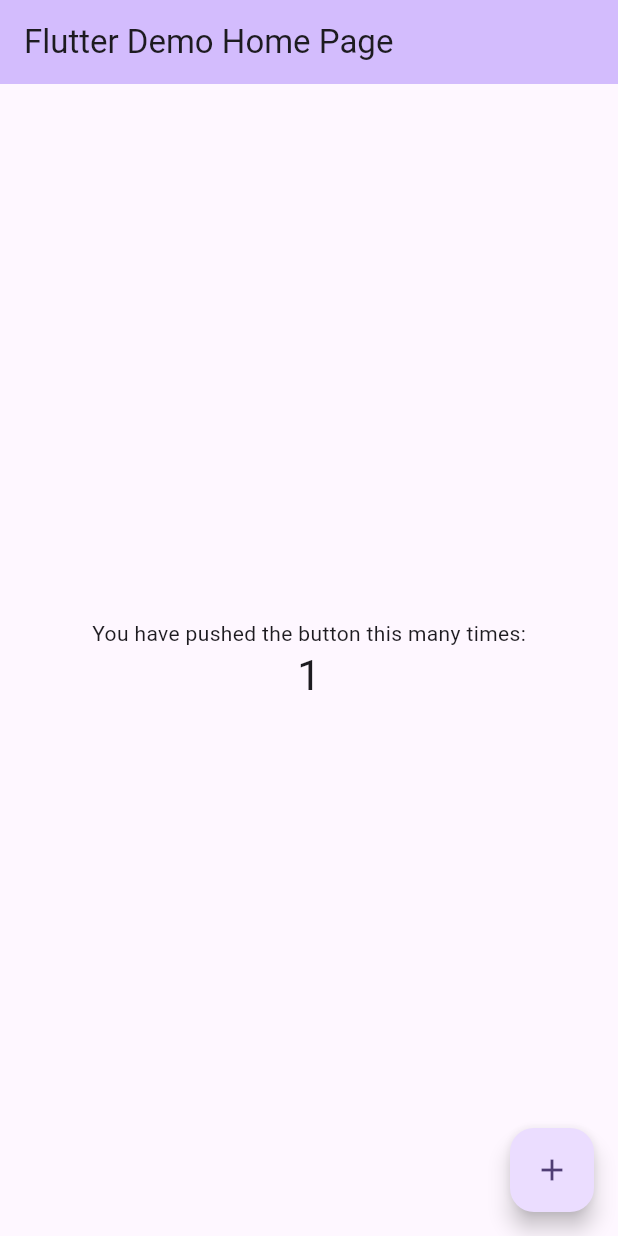
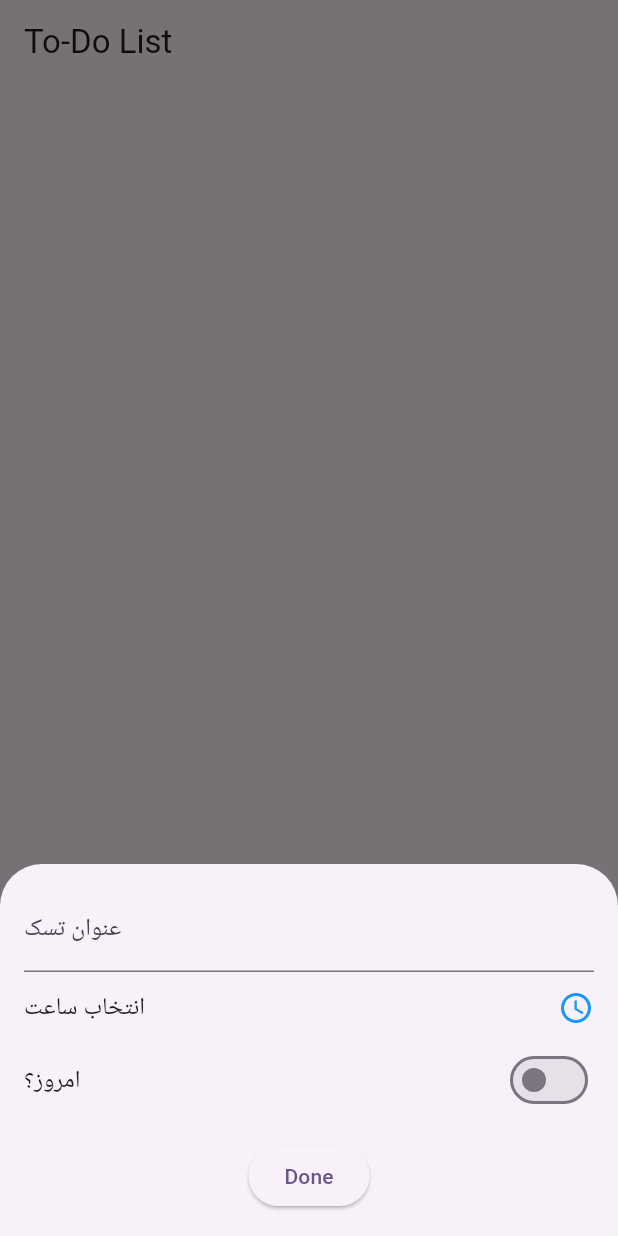
Before and after one commit to HamiidrezaRamezani/todoListAppTest, a Flutter app: the screen it shows after launch, after a tap on the "add" icon, on a phone screen of 412 x 824 dp. Run offline on Flutter 3.47's test engine with Material 3 defaults, Android fonts, the phone set to English and light mode, and no system bars; our stand-ins replace flutter_bloc, sqflite; accounts and stored records are empty.

Commit message:
add mvvm architecture and cubit state and sqflite db with minimal ui

```diff
--- /dev/null
+++ b/lib/data/database/database_helper.dart
@@ -0,0 +1,65 @@
+import 'package:sqflite/sqflite.dart';
+import 'package:path/path.dart';
+import '../models/todo_model.dart';
+
+class DatabaseHelper {
+  static Database? _database;
+  static const String tableName = 'todos';
+
+  Future<Database> get database async {
+    if (_database != null) return _database!;
+    _database = await _initDB();
+    return _database!;
+  }
+
+  Future<Database> _initDB() async {
+    final dbPath = await getDatabasesPath();
+    final path = join(dbPath, 'todos.db');
+
+    return await openDatabase(
+      path,
+      version: 1,
+      onCreate: (db, version) async {
+        await db.execute('''
+        CREATE TABLE todos (
+          id INTEGER PRIMARY KEY AUTOINCREMENT,
+          title TEXT NOT NULL,
+          time TEXT NOT NULL,
+          isToday INTEGER NOT NULL,
+          isCompleted INTEGER NOT NULL
+        )
+      ''');
+      },
+    );
+  }
+
+  Future<int> insertTodo(Todo todo) async {
+    final db = await database;
+    return await db.insert(tableName, todo.toMap());
+  }
+
+  Future<List<Todo>> getTodos() async {
+    final db = await database;
+    final List<Map<String, dynamic>> maps = await db.query(tableName);
+    return maps.map((map) => Todo.fromMap(map)).toList();
+  }
+
+  Future<void> updateTodo(Todo todo) async {
+    final db = await database;
+    await db.update(
+      tableName,
+      todo.toMap(),
+      where: 'id = ?',
+      whereArgs: [todo.id],
+    );
+  }
+
+  Future<void> deleteTodo(int id) async {
+    final db = await database;
+    await db.delete(
+      tableName,
+      where: 'id = ?',
+      whereArgs: [id],
+    );
+  }
+}
--- /dev/null
+++ b/lib/data/models/todo_model.dart
@@ -0,0 +1,35 @@
+class Todo {
+  int? id;
+  String title;
+  String time;
+  bool isToday;
+  bool isCompleted;
+
+  Todo({
+    this.id,
+    required this.title,
+    required this.time,
+    this.isToday = false,
+    this.isCompleted = false,
+  });
+
+  Map<String, dynamic> toMap() {
+    return {
+      'id': id,
+      'title': title,
+      'time': time,
+      'isToday': isToday ? 1 : 0,
+      'isCompleted': isCompleted ? 1 : 0,
+    };
+  }
+
+  factory Todo.fromMap(Map<String, dynamic> map) {
+    return Todo(
+      id: map['id'],
+      title: map['title'],
+      time: map['time'],
+      isToday: map['isToday'] == 1,
+      isCompleted: map['isCompleted'] == 1,
+    );
+  }
+}
--- /dev/null
+++ b/lib/domain/repositories/todo_repository.dart
@@ -0,0 +1,22 @@
+import '../../data/database/database_helper.dart';
+import '../../data/models/todo_model.dart';
+
+class TodoRepository {
+  final DatabaseHelper dbHelper = DatabaseHelper();
+
+  Future<List<Todo>> getTodos() async {
+    return await dbHelper.getTodos();
+  }
+
+  Future<void> addTodo(Todo todo) async {
+    await dbHelper.insertTodo(todo);
+  }
+
+  Future<void> updateTodo(Todo todo) async {
+    await dbHelper.updateTodo(todo);
+  }
+
+  Future<void> deleteTodo(int id) async {
+    await dbHelper.deleteTodo(id);
+  }
+}
--- a/lib/main.dart
+++ b/lib/main.dart
@@ -1,4 +1,8 @@
 import 'package:flutter/material.dart';
+import 'package:flutter_bloc/flutter_bloc.dart';
+import 'package:todolistapp/domain/repositories/todo_repository.dart';
+import 'package:todolistapp/ui/cubit/todo_cubit.dart';
+import 'package:todolistapp/ui/view/screens/home_screen.dart';
 
 void main() {
   runApp(const MyApp());
@@ -7,119 +11,19 @@ void main() {
 class MyApp extends StatelessWidget {
   const MyApp({super.key});
 
-  // This widget is the root of your application.
   @override
   Widget build(BuildContext context) {
-    return MaterialApp(
-      title: 'Flutter Demo',
-      theme: ThemeData(
-        // This is the theme of your application.
-        //
-        // TRY THIS: Try running your application with "flutter run". You'll see
-        // the application has a purple toolbar. Then, without quitting the app,
-        // try changing the seedColor in the colorScheme below to Colors.green
-        // and then invoke "hot reload" (save your changes or press the "hot
-        // reload" button in a Flutter-supported IDE, or press "r" if you used
-        // the command line to start the app).
-        //
-        // Notice that the counter didn't reset back to zero; the application
-        // state is not lost during the reload. To reset the state, use hot
-        // restart instead.
-        //
-        // This works for code too, not just values: Most code changes can be
-        // tested with just a hot reload.
-        colorScheme: ColorScheme.fromSeed(seedColor: Colors.deepPurple),
-        useMaterial3: true,
+    return BlocProvider(
+      create: (context) => TodoCubit(TodoRepository())..loadTodos(),
+      child: MaterialApp(
+        title: 'ToDoList App',
+        debugShowCheckedModeBanner: false,
+        theme: ThemeData(
+          colorScheme: ColorScheme.fromSeed(seedColor: Colors.deepPurple),
+          useMaterial3: true,
+        ),
+        home: HomeScreen(),
       ),
-      home: const MyHomePage(title: 'Flutter Demo Home Page'),
     );
   }
 }
-
-class MyHomePage extends StatefulWidget {
-  const MyHomePage({super.key, required this.title});
-
-  // This widget is the home page of your application. It is stateful, meaning
-  // that it has a State object (defined below) that contains fields that affect
-  // how it looks.
-
-  // This class is the configuration for the state. It holds the values (in this
-  // case the title) provided by the parent (in this case the App widget) and
-  // used by the build method of the State. Fields in a Widget subclass are
-  // always marked "final".
-
-  final String title;
-
-  @override
-  State<MyHomePage> createState() => _MyHomePageState();
-}
-
-class _MyHomePageState extends State<MyHomePage> {
-  int _counter = 0;
-
-  void _incrementCounter() {
-    setState(() {
-      // This call to setState tells the Flutter framework that something has
-      // changed in this State, which causes it to rerun the build method below
-      // so that the display can reflect the updated values. If we changed
-      // _counter without calling setState(), then the build method would not be
-      // called again, and so nothing would appear to happen.
-      _counter++;
-    });
-  }
-
-  @override
-  Widget build(BuildContext context) {
-    // This method is rerun every time setState is called, for instance as done
-    // by the _incrementCounter method above.
-    //
-    // The Flutter framework has been optimized to make rerunning build methods
-    // fast, so that you can just rebuild anything that needs updating rather
-    // than having to individually change instances of widgets.
-    return Scaffold(
-      appBar: AppBar(
-        // TRY THIS: Try changing the color here to a specific color (to
-        // Colors.amber, perhaps?) and trigger a hot reload to see the AppBar
-        // change color while the other colors stay the same.
-        backgroundColor: Theme.of(context).colorScheme.inversePrimary,
-        // Here we take the value from the MyHomePage object that was created by
-        // the App.build method, and use it to set our appbar title.
-        title: Text(widget.title),
-      ),
-      body: Center(
-        // Center is a layout widget. It takes a single child and positions it
-        // in the middle of the parent.
-        child: Column(
-          // Column is also a layout widget. It takes a list of children and
-          // arranges them vertically. By default, it sizes itself to fit its
-          // children horizontally, and tries to be as tall as its parent.
-          //
-          // Column has various properties to control how it sizes itself and
-          // how it positions its children. Here we use mainAxisAlignment to
-          // center the children vertically; the main axis here is the vertical
-          // axis because Columns are vertical (the cross axis would be
-          // horizontal).
-          //
-          // TRY THIS: Invoke "debug painting" (choose the "Toggle Debug Paint"
-          // action in the IDE, or press "p" in the console), to see the
-          // wireframe for each widget.
-          mainAxisAlignment: MainAxisAlignment.center,
-          children: <Widget>[
-            const Text(
-              'You have pushed the button this many times:',
-            ),
-            Text(
-              '$_counter',
-              style: Theme.of(context).textTheme.headlineMedium,
-            ),
-          ],
-        ),
-      ),
-      floatingActionButton: FloatingActionButton(
-        onPressed: _incrementCounter,
-        tooltip: 'Increment',
-        child: const Icon(Icons.add),
-      ), // This trailing comma makes auto-formatting nicer for build methods.
-    );
-  }
-}
--- /dev/null
+++ b/lib/ui/cubit/todo_cubit.dart
@@ -0,0 +1,40 @@
+import 'package:flutter_bloc/flutter_bloc.dart';
+import '../../domain/repositories/todo_repository.dart';
+import '../../data/models/todo_model.dart';
+
+class TodoCubit extends Cubit<List<Todo>> {
+  final TodoRepository repository;
+
+  TodoCubit(this.repository) : super([]);
+
+  // بارگذاری تسک‌ها از دیتابیس
+  Future<void> loadTodos() async {
+    final todos = await repository.getTodos();
+    emit(todos);
+  }
+
+  // افزودن تسک جدید
+  Future<void> addTodo(Todo todo) async {
+    await repository.addTodo(todo);
+    loadTodos(); // بارگذاری دوباره تسک‌ها بعد از اضافه شدن
+  }
+
+  // تغییر وضعیت تکمیل تسک
+  Future<void> toggleTodo(Todo todo) async {
+    final updatedTodo = Todo(
+      id: todo.id,
+      title: todo.title,
+      time: todo.time,  // نگهداری ساعت
+      isToday: todo.isToday,  // نگهداری وضعیت "امروز"
+      isCompleted: !todo.isCompleted,  // تغییر وضعیت تکمیل
+    );
+    await repository.updateTodo(updatedTodo);
+    loadTodos(); // بارگذاری دوباره تسک‌ها بعد از بروزرسانی
+  }
+
+  // حذف تسک
+  Future<void> deleteTodo(int id) async {
+    await repository.deleteTodo(id);
+    loadTodos(); // بارگذاری دوباره تسک‌ها بعد از حذف
+  }
+}
--- /dev/null
+++ b/lib/ui/view/screens/add_todo_sheet.dart
@@ -0,0 +1,88 @@
+import 'package:flutter/material.dart';
+import 'package:flutter_bloc/flutter_bloc.dart';
+
+import '../../../data/models/todo_model.dart';
+import '../../cubit/todo_cubit.dart';
+
+class AddTodoSheet extends StatefulWidget {
+  @override
+  _AddTodoSheetState createState() => _AddTodoSheetState();
+}
+
+class _AddTodoSheetState extends State<AddTodoSheet> {
+  final TextEditingController _titleController = TextEditingController();
+  String _selectedTime = "انتخاب ساعت";
+  bool _isToday = false;
+
+  Future<void> _pickTime() async {
+    final TimeOfDay? pickedTime = await showTimePicker(
+      context: context,
+      initialTime: TimeOfDay.now(),
+    );
+    if (pickedTime != null) {
+      setState(() {
+        _selectedTime = pickedTime.format(context);
+      });
+    }
+  }
+
+  void _addTask() {
+    if (_titleController.text.isEmpty || _selectedTime == "انتخاب ساعت") return;
+
+    final newTodo = Todo(
+      title: _titleController.text,
+      time: _selectedTime,
+      isToday: _isToday,
+    );
+
+    context.read<TodoCubit>().addTodo(newTodo);
+    Navigator.pop(context);
+  }
+
+  @override
+  Widget build(BuildContext context) {
+    return Padding(
+      padding: const EdgeInsets.all(16.0),
+      child: Column(
+        mainAxisSize: MainAxisSize.min,
+        children: [
+          TextField(
+            controller: _titleController,
+            decoration: InputDecoration(labelText: 'عنوان تسک'),
+          ),
+          SizedBox(height: 12),
+          GestureDetector(
+            onTap: _pickTime,
+            child: Row(
+              mainAxisAlignment: MainAxisAlignment.spaceBetween,
+              children: [
+                Text(_selectedTime, style: TextStyle(fontSize: 16)),
+                Icon(Icons.access_time, color: Colors.blue),
+              ],
+            ),
+          ),
+          SizedBox(height: 12),
+          Row(
+            mainAxisAlignment: MainAxisAlignment.spaceBetween,
+            children: [
+              Text("امروز؟", style: TextStyle(fontSize: 16)),
+              Switch(
+                value: _isToday,
+                onChanged: (value) {
+                  setState(() {
+                    _isToday = value;
+                  });
+                },
+              ),
+            ],
+          ),
+          SizedBox(height: 16),
+          ElevatedButton(
+            onPressed: _addTask,
+            child: Text('Done'),
+          ),
+        ],
+      ),
+    );
+  }
+}
--- /dev/null
+++ b/lib/ui/view/screens/home_screen.dart
@@ -0,0 +1,61 @@
+import 'package:flutter/material.dart';
+import 'package:flutter_bloc/flutter_bloc.dart';
+import '../../../data/models/todo_model.dart';
+import '../../cubit/todo_cubit.dart';
+import 'add_todo_sheet.dart';
+
+class HomeScreen extends StatelessWidget {
+  @override
+  Widget build(BuildContext context) {
+    return Scaffold(
+      appBar: AppBar(title: Text('To-Do List')),
+      body: BlocBuilder<TodoCubit, List<Todo>>(
+        builder: (context, todos) {
+          return ListView.builder(
+            itemCount: todos.length,
+            itemBuilder: (context, index) {
+              final todo = todos[index];
+              return Card(
+                margin: EdgeInsets.symmetric(horizontal: 16, vertical: 6),
+                child: ListTile(
+                  leading: Checkbox(
+                    value: todo.isCompleted,
+                    onChanged: (_) {
+                      context.read<TodoCubit>().toggleTodo(todo);
+                    },
+                  ),
+                  title: Text(
+                    todo.title,
+                    style: TextStyle(
+                      fontSize: 16,
+                      decoration: todo.isCompleted
+                          ? TextDecoration.lineThrough
+                          : TextDecoration.none,
+                    ),
+                  ),
+                  subtitle: Text(todo.time, style: TextStyle(color: Colors.grey)),
+                  trailing: IconButton(
+                    icon: Icon(Icons.delete, color: Colors.red),
+                    onPressed: () {
+                      context.read<TodoCubit>().deleteTodo(todo.id!);
+                    },
+                  ),
+                ),
+              );
+            },
+          );
+        },
+      ),
+      floatingActionButton: FloatingActionButton(
+        child: Icon(Icons.add),
+        onPressed: () {
+          showModalBottomSheet(
+            context: context,
+            isScrollControlled: true,
+            builder: (_) => AddTodoSheet(),
+          );
+        },
+      ),
+    );
+  }
+}
```
Also changed, not shown: lib/ui/view/system_design/app_colors.dart (added, +10 -0 lines), lib/ui/view/system_design/screen_size.dart (added, +8 -0 lines), pubspec.yaml (+8 -65 lines), lib/ui/view/system_design/app_typography.dart (added), pubspec.lock, 1 other file.
